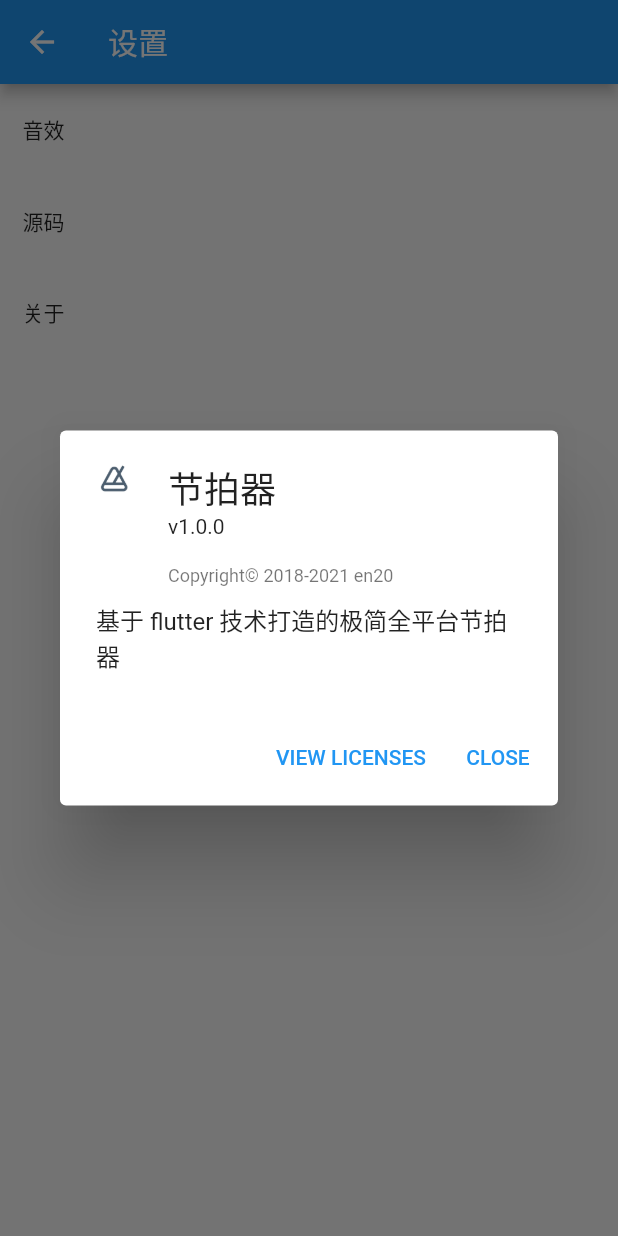
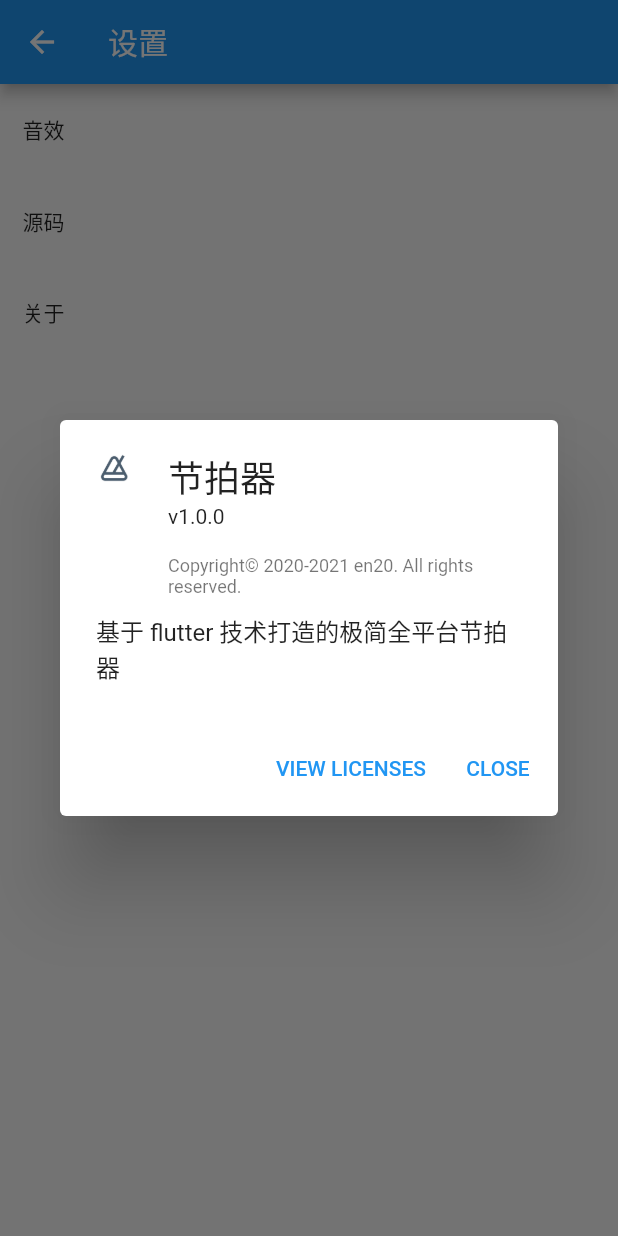
Before and after one commit to Tyrone2333/metronomelutter, a Flutter app: the Setting screen opened directly, after a tap on "关于", on a phone screen of 412 x 824 dp. Run offline on Flutter 3.47's test engine with Material 2 defaults, Android fonts, the phone set to English and light mode, and no system bars; our stand-ins replace assets_audio_player, fluttertoast, shared_preferences, sleek_circular_slider, wakelock; missing offline and left inert: flutter_progress_dialog; accounts and stored records are empty.

Commit message:
feat: 修改 Copyright 取当前时间

```diff
--- a/lib/component/about_me.dart
+++ b/lib/component/about_me.dart
@@ -13,7 +13,8 @@ class AboutMe extends StatelessWidget {
       ),
       applicationVersion: 'v1.0.0',
       applicationName: '节拍器',
-      applicationLegalese: 'Copyright© 2018-2021 en20',
+      applicationLegalese:
+          'Copyright© 2020-${DateTime.now().year} en20. All rights reserved.',
       children: <Widget>[
         // Container(
         //     margin: EdgeInsets.only(top: 20),
```
Also changed, not shown: 1 other file.
